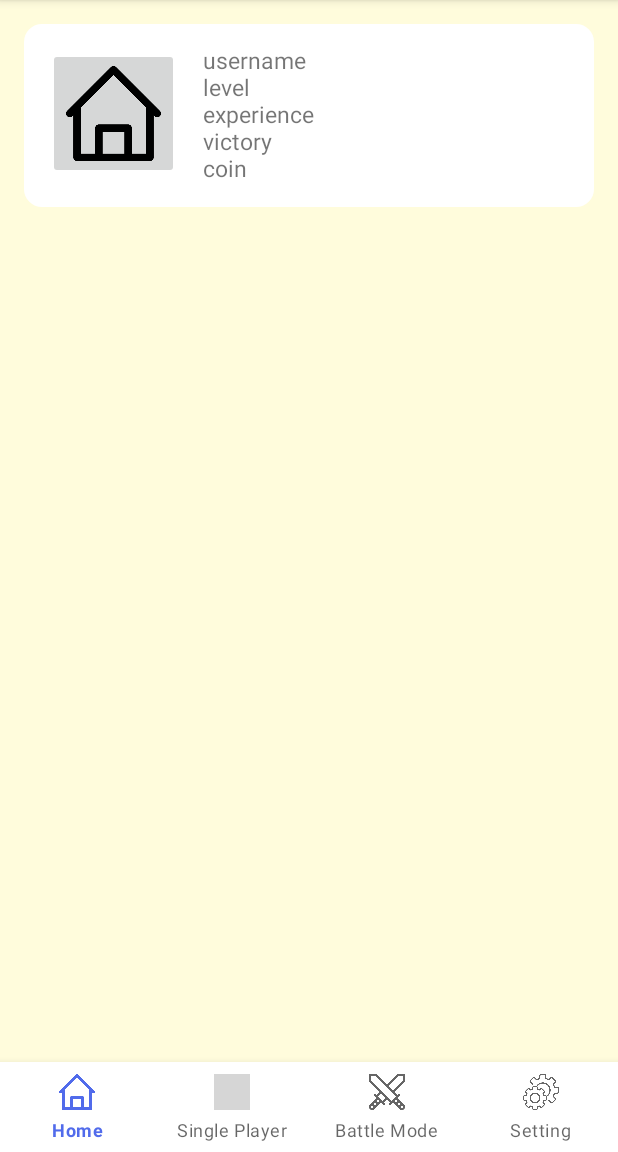
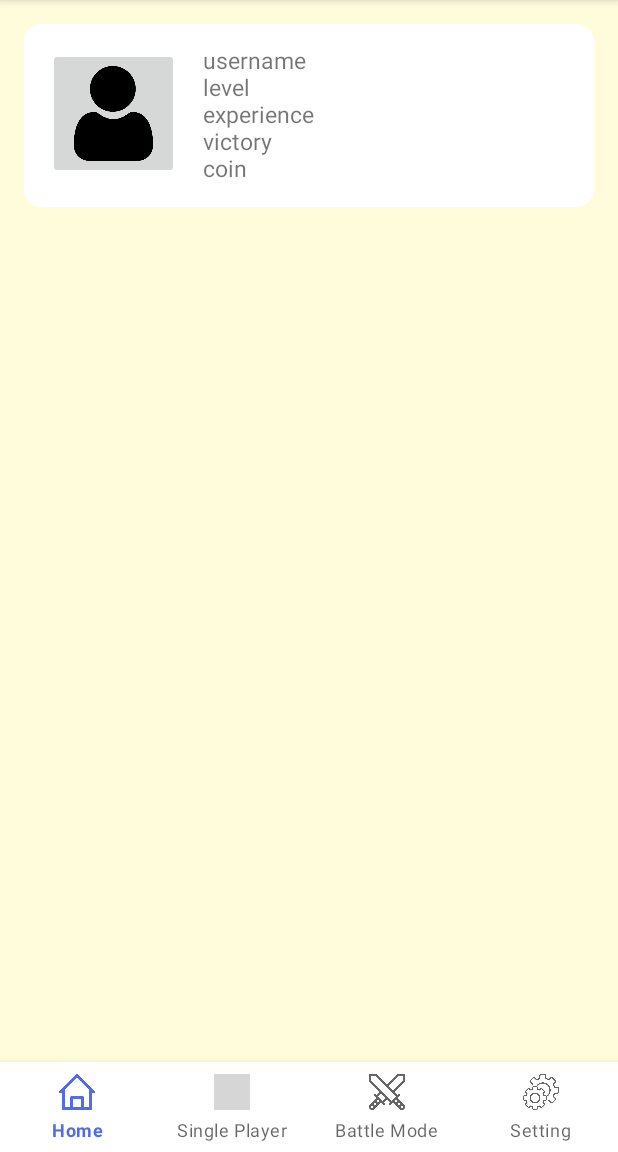
Before and after one commit to panliu0310/Quizdle, an Android app: the screen it shows after launch once a user with an empty profile is signed in (MainActivity), on a phone screen of 412 x 824 dp, the part 84-1236 px from its top. Run offline under Robolectric (Android 15) with nearby library versions, the phone set to English and light mode, and no system bars; our stand-ins replace Firebase (no records; nobody signed in at launch, a user with empty details on screens opened directly); grey boxes are pictures that could not be loaded.

Commit message:
Add user icon

```diff
--- a/app/src/main/res/layout/fragment_home.xml
+++ b/app/src/main/res/layout/fragment_home.xml
@@ -32,7 +32,7 @@
                 android:layout_marginTop="@dimen/margintop_common"
                 android:adjustViewBounds="true"
                 android:scaleType="fitCenter"
-                android:src="@drawable/home"
+                android:src="@drawable/user"
                 app:layout_constraintStart_toStartOf="parent"
                 app:layout_constraintTop_toTopOf="parent" />
 
```
Also changed, not shown: app/src/main/res/drawable/user.png (added).
